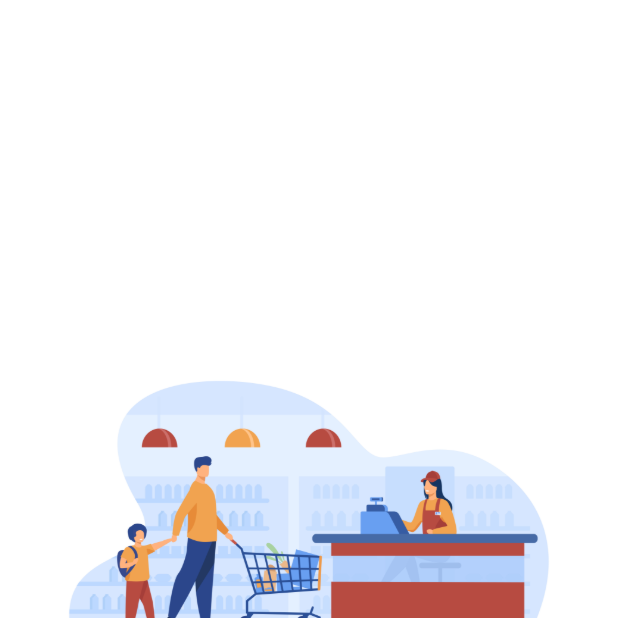
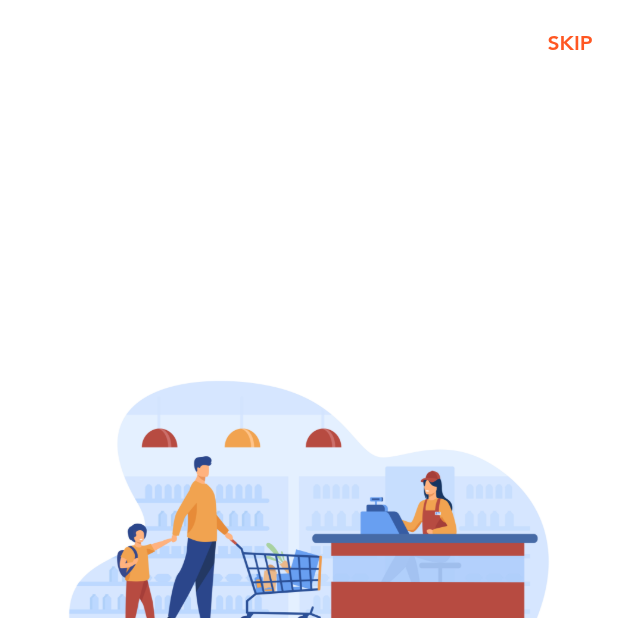
Before and after one commit to Antonious-Awad/shop_app, a Flutter app: the screen it shows after launch, after a tap on the "arrow forward ios" icon, on a phone screen of 412 x 824 dp, the top half of it. Run offline on Flutter 3.47's test engine with Material 2 defaults, Android fonts, the phone set to English and light mode, and no system bars; drawn by our look-alikes of smooth_page_indicator; our stand-ins replace bloc, flutter_bloc, hexcolor.

Commit message:
finish on Boarding

```diff
--- a/lib/modules/on_boarding_screen.dart
+++ b/lib/modules/on_boarding_screen.dart
@@ -28,20 +28,29 @@ class _OnBoardingScreenState extends State<OnBoardingScreen> {
     BoardingModel(
         "assets/images/onboard_1.jpg", "On Board 3 Title", "On Board 3 body"),
   ];
+  bool isLast = false;
 
   @override
   Widget build(BuildContext context) {
-    bool isLast = false;
     return Scaffold(
-      appBar: AppBar(),
+      appBar: AppBar(
+        actions: [
+          TextButton(
+            onPressed: () {
+              navigateAndDispose(context, LoginScreen());
+            },
+            child: Text("SKIP"),
+          ),
+        ],
+      ),
       body: Padding(
         padding: const EdgeInsets.all(20.0),
         child: Column(
           children: [
             Expanded(
               child: PageView.builder(
-                onPageChanged: (value) {
-                  if (value == boarding.length - 1) {
+                onPageChanged: (index) {
+                  if (index == boarding.length - 1) {
                     setState(() {
                       isLast = true;
                     });
@@ -77,7 +86,7 @@ class _OnBoardingScreenState extends State<OnBoardingScreen> {
                 FloatingActionButton(
                   onPressed: () {
                     if (isLast) {
-                      navigateTo(context, LoginScreen());
+                      navigateAndDispose(context, LoginScreen());
                     } else {
                       boardingControl.nextPage(
                           duration: Duration(
--- a/lib/shared/components/components.dart
+++ b/lib/shared/components/components.dart
@@ -2,3 +2,7 @@ import 'package:flutter/material.dart';
 
 void navigateTo(BuildContext context, Widget page) =>
     Navigator.push(context, MaterialPageRoute(builder: (context) => page));
+
+void navigateAndDispose(BuildContext context, Widget Page) =>
+    Navigator.pushAndRemoveUntil(context,
+        MaterialPageRoute(builder: (context) => Page), (route) => false);
```
Also changed, not shown: lib/modules/loginScreen.dart (+14 -3 lines).
